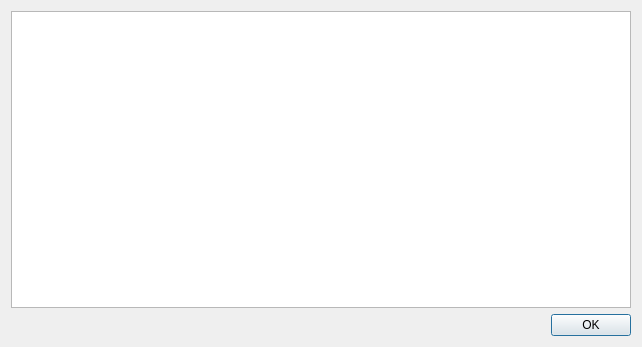
European-XFEL/Karabo, file src/pythonGui/karabogui/dialogs/ui/configuration.ui: the form before one commit.
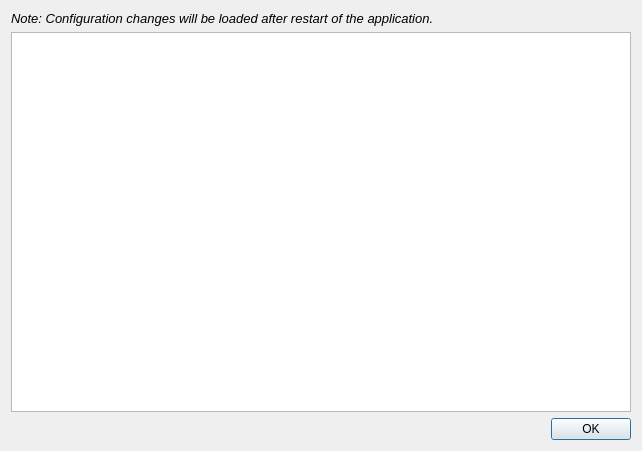
The form after the commit.

Commit message: GUI: Enhance app config dialog with header double click action and put a description

```diff
--- a/src/pythonGui/karabogui/dialogs/ui/configuration.ui
+++ b/src/pythonGui/karabogui/dialogs/ui/configuration.ui
@@ -7,7 +7,7 @@
     <x>0</x>
     <y>0</y>
     <width>642</width>
-    <height>347</height>
+    <height>451</height>
    </rect>
   </property>
   <property name="windowTitle">
@@ -15,6 +15,9 @@
   </property>
   <layout class="QGridLayout" name="gridLayout">
    <item row="1" column="0">
+    <widget class="QTreeView" name="tree_view"/>
+   </item>
+   <item row="2" column="0">
     <widget class="QDialogButtonBox" name="buttonBox">
      <property name="orientation">
       <enum>Qt::Horizontal</enum>
@@ -25,7 +28,17 @@
     </widget>
    </item>
    <item row="0" column="0">
-    <widget class="QTreeView" name="tree_view"/>
+    <widget class="QLabel" name="label">
+     <property name="font">
+      <font>
+       <pointsize>10</pointsize>
+       <italic>true</italic>
+      </font>
+     </property>
+     <property name="text">
+      <string>Note: Configuration changes will be loaded after restart of the application.</string>
+     </property>
+    </widget>
    </item>
   </layout>
  </widget>
```
The commit also changes 2 other files.
